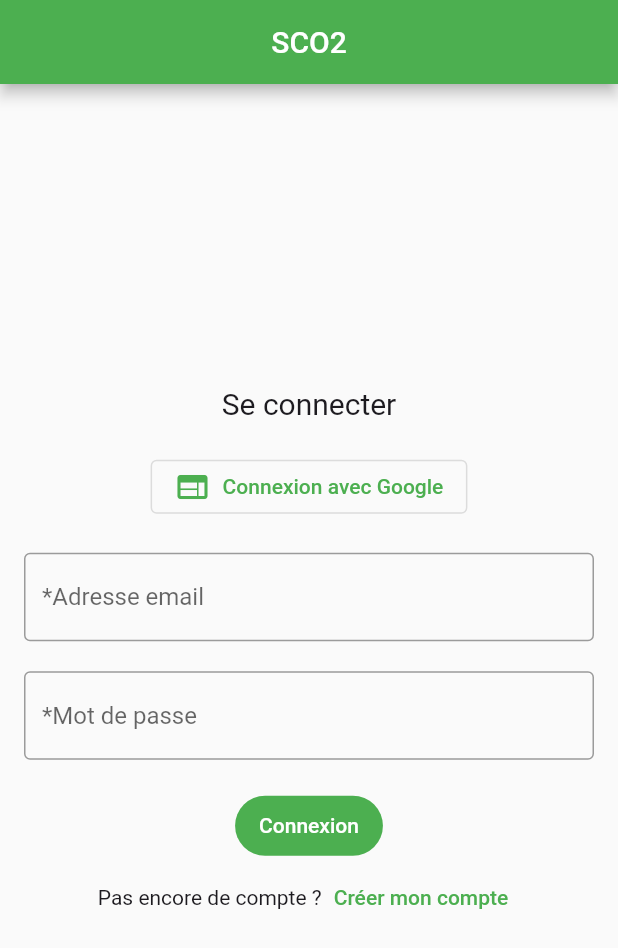
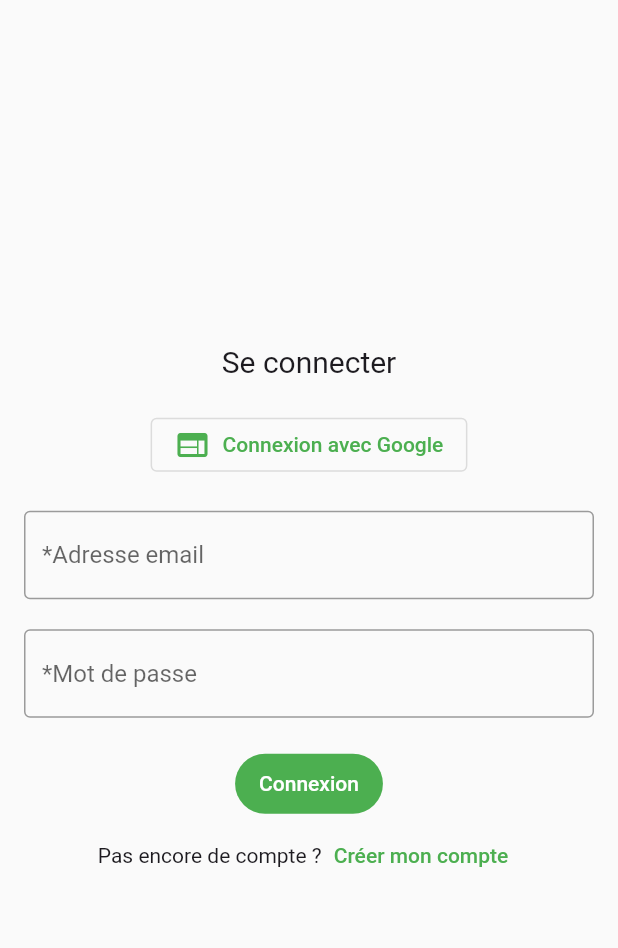
Before and after one commit to VLD-dev-team/Social-Co2, a Flutter app: the screen it shows after launch, on a phone screen of 412 x 824 dp. Shown: the top 948 px of the screen. Run offline on Flutter 3.47's test engine with Material 3 defaults, Android fonts, the phone set to English and light mode, and no system bars; our stand-ins replace firebase_auth, firebase_core, google_fonts, google_sign_in; accounts and stored records are empty.

Commit message:
feat :ajout assets/images/ dans le pubspec.yaml. Et suppression barre SCO2  écran d'auth

```diff
--- a/application/social_co2/lib/screens/authScreen.dart
+++ b/application/social_co2/lib/screens/authScreen.dart
@@ -144,7 +144,6 @@ class _AuthScreenState extends State<AuthScreen> {
         FocusScope.of(context).unfocus;
       },
       child: Scaffold(
-        appBar: AppBar(title: const Text('SCO2'), centerTitle: true),
         body:
             !isLoading // Affichage le form si aucune action d'authentication est en cours
                 ? Center(
--- a/application/social_co2/pubspec.yaml
+++ b/application/social_co2/pubspec.yaml
@@ -72,6 +72,7 @@ flutter:
   assets:
   - assets/icons/
   - assets/logos/
+  - assets/images/
 
   # An image asset can refer to one or more resolution-specific "variants", see
   # https://flutter.dev/assets-and-images/#resolution-aware
```
